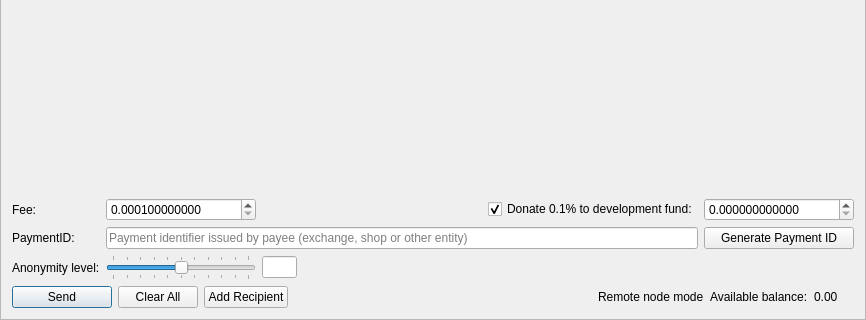
Above: src/gui/ui/sendframe.ui from qwertycoin-org/qwertycoin-gui before the change; both pictures show x 0 to 866 and y 270 to 590 of the 866 by 590 pixel window. Below: the same form after it.
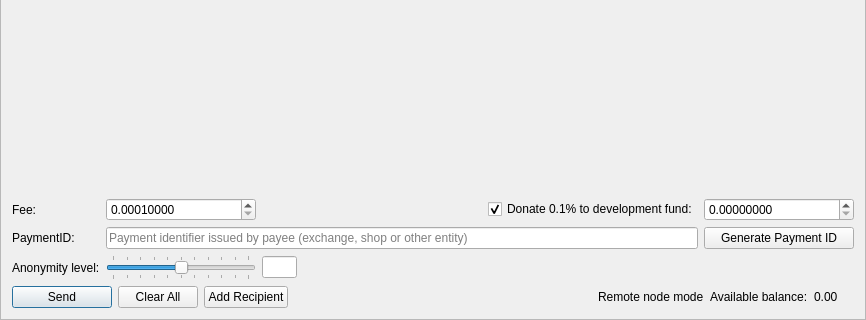
That is the form after the change. Icons and pictures are not drawn.

The edit to the form file:
```diff
--- a/src/gui/ui/sendframe.ui
+++ b/src/gui/ui/sendframe.ui
@@ -205,19 +205,19 @@
         <string/>
        </property>
        <property name="decimals">
-        <number>12</number>
+        <number>8</number>
        </property>
        <property name="minimum">
-        <double>0.000100000000000</double>
+        <double>0.00010000</double>
        </property>
        <property name="maximum">
-        <double>999999999999999.000000000000000</double>
+        <double>999999999999999.00000000</double>
        </property>
        <property name="singleStep">
         <double>0.000100000000000</double>
        </property>
        <property name="value">
-        <double>0.000100000000000</double>
+        <double>0.00010000</double>
        </property>
       </widget>
      </item>
@@ -267,7 +267,7 @@
         <locale language="English" country="UnitedStates"/>
        </property>
        <property name="decimals">
-        <number>12</number>
+        <number>8</number>
        </property>
        <property name="maximum">
         <double>999999999999999.000000000000000</double>
```
Left out of the diff: 2 changed lines with no effect on the pictures.
